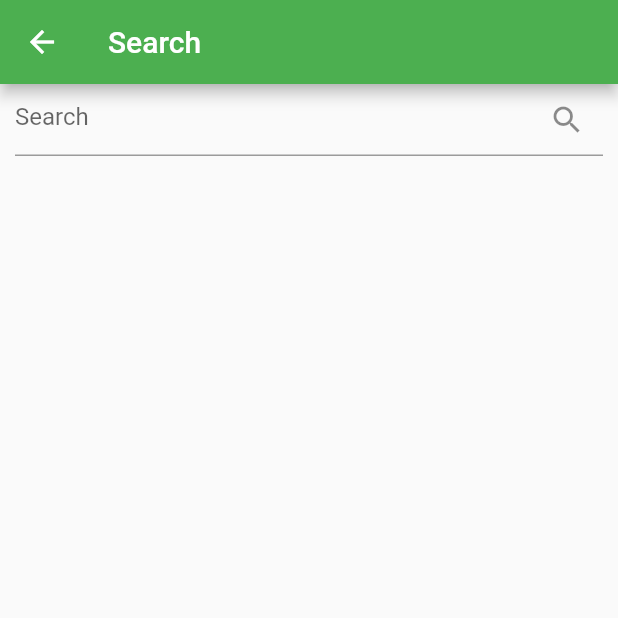
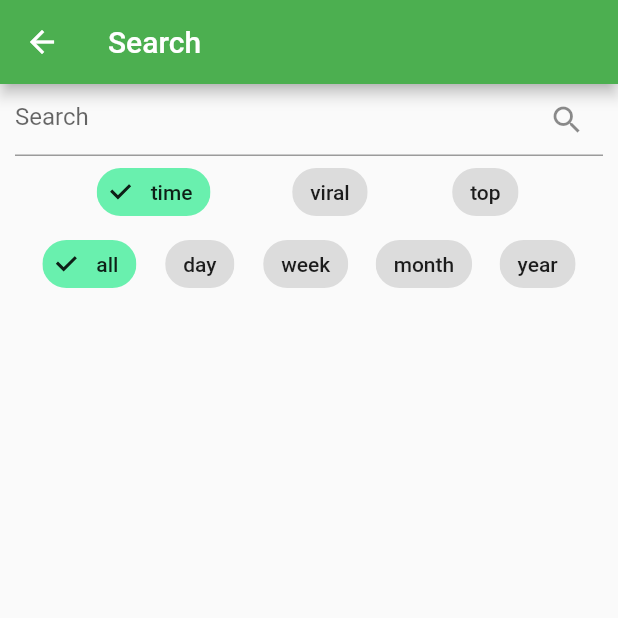
Before and after one commit to b-joris/epicture, a Flutter app: the SearchScreen screen opened by its route, on a phone screen of 412 x 824 dp, the top half of it. Run offline on Flutter 3.47's test engine with Material 2 defaults, Android fonts, the phone set to English and light mode, and no system bars; our stand-ins replace shared_preferences, video_player; missing offline and left inert: flutter_webview_plugin; accounts and stored records are empty; network calls fail.

Commit message:
feat(search): adding parameters to search

```diff
--- a/lib/blocs/search_bloc.dart
+++ b/lib/blocs/search_bloc.dart
@@ -20,11 +20,16 @@ class SearchBloc {
   StreamSink<Response<List<Post>>> get searchSink => _controller.sink;
   Stream<Response<List<Post>>> get searchStream => _controller.stream;
 
-  fetchSearch(String query) async {
+  fetchSearch(
+    String query, {
+    String sort = 'time',
+    String window = 'all',
+  }) async {
     searchSink.add(Response.loading('Getting Search Posts'));
 
     try {
-      List<Post> posts = await _repository.fetchSearchData(query);
+      List<Post> posts =
+          await _repository.fetchSearchData(query, sort: sort, window: window);
       searchSink.add(Response.completed(posts));
     } catch (exception) {
       searchSink.add(Response.error(exception.toString()));
--- a/lib/screens/search_screen.dart
+++ b/lib/screens/search_screen.dart
@@ -12,12 +12,50 @@ class SearchScreen extends StatefulWidget {
 }
 
 class _SearchScreenState extends State<SearchScreen> {
+  String _query = '';
+  int _selectedSort = 0;
+  int _selectedWindow = 0;
   final _bloc = SearchBloc();
+  final _sorts = ['time', 'viral', 'top'];
+  final _windows = ['all', 'day', 'week', 'month', 'year'];
 
   @override
   void dispose() {
     _bloc.dispose();
     super.dispose();
+  }
+
+  _fetchSearch() {
+    _bloc.fetchSearch(
+      _query,
+      sort: _sorts[_selectedSort],
+      window: _windows[_selectedWindow],
+    );
+  }
+
+  _buildInputChipRow(bool isSort, List<String> possibilities) {
+    return Row(
+      mainAxisAlignment: MainAxisAlignment.spaceEvenly,
+      children: possibilities.map((sort) {
+        final index = possibilities.indexOf(sort);
+        final currentIndex = isSort ? _selectedSort : _selectedWindow;
+
+        return InputChip(
+          selected: index == currentIndex,
+          label: Text(possibilities[index]),
+          selectedColor: Theme.of(context).accentColor,
+          onPressed: () {
+            setState(() {
+              if (isSort)
+                _selectedSort = index;
+              else
+                _selectedWindow = index;
+            });
+            _fetchSearch();
+          },
+        );
+      }).toList(),
+    );
   }
 
   @override
@@ -30,7 +68,20 @@ class _SearchScreenState extends State<SearchScreen> {
         children: [
           Padding(
             padding: EdgeInsets.symmetric(horizontal: defaultPadding),
-            child: SearchBar(onSubmitted: _bloc.fetchSearch),
+            child: Column(
+              children: [
+                SearchBar(
+                  onChanged: (query) => setState(() {
+                    _query = query;
+                  }),
+                  onSubmitted: _fetchSearch,
+                ),
+                _buildInputChipRow(true, _sorts),
+                _selectedSort == 0
+                    ? _buildInputChipRow(false, _windows)
+                    : Container(),
+              ],
+            ),
           ),
           StreamBuilder(
             stream: _bloc.searchStream,
@@ -56,6 +107,10 @@ class _SearchScreenState extends State<SearchScreen> {
                         },
                       ),
                     );
+                  case Status.ERROR:
+                    return Expanded(
+                      child: Center(child: Text('Error while loading posts')),
+                    );
                 }
               }
               return Container();
--- a/lib/widgets/search_bar.dart
+++ b/lib/widgets/search_bar.dart
@@ -1,31 +1,23 @@
 import 'package:flutter/material.dart';
 
-class SearchBar extends StatefulWidget {
+class SearchBar extends StatelessWidget {
+  final Function onChanged;
   final Function onSubmitted;
 
-  const SearchBar({Key key, @required this.onSubmitted}) : super(key: key);
-
-  @override
-  _SearchBarState createState() => _SearchBarState();
-}
-
-class _SearchBarState extends State<SearchBar> {
-  final _searchController = TextEditingController();
-
-  @override
-  void dispose() {
-    _searchController.dispose();
-    super.dispose();
-  }
+  const SearchBar({
+    Key key,
+    @required this.onChanged,
+    @required this.onSubmitted,
+  }) : super(key: key);
 
   @override
   Widget build(BuildContext context) {
     return TextField(
-      controller: _searchController,
       autocorrect: false,
       cursorColor: Theme.of(context).primaryColor,
+      onChanged: onChanged,
       onEditingComplete: () {
-        widget.onSubmitted(_searchController.text);
+        onSubmitted();
         FocusScope.of(context).unfocus();
       },
       decoration: InputDecoration(
```
Also changed, not shown: lib/repositories/search_repository.dart (+6 -1 lines).
